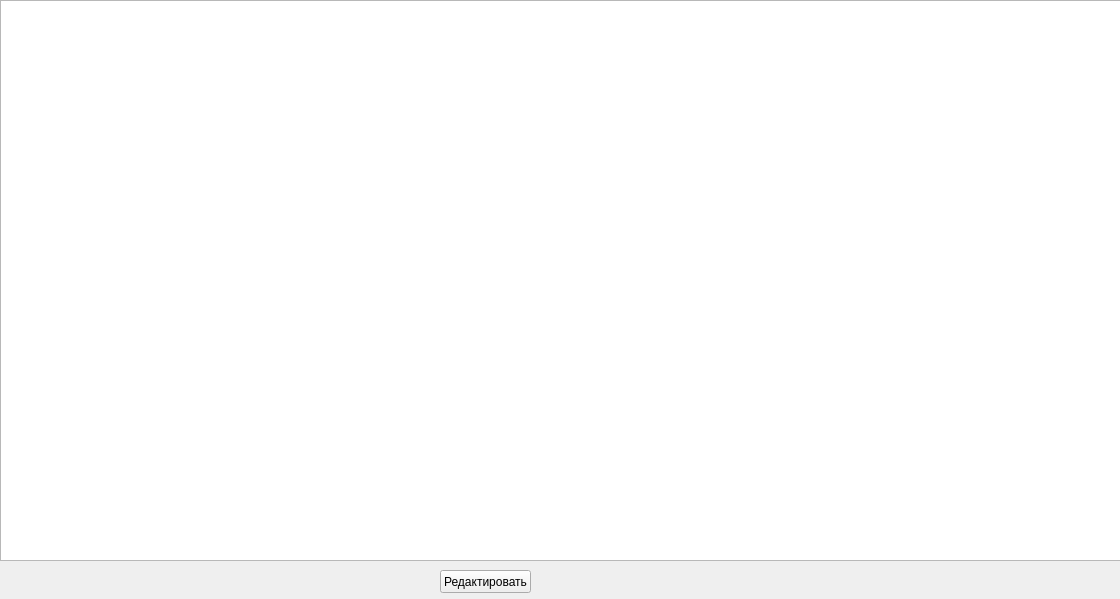
Above: UI.ui from OhMyGodness123/yandex before the change. Below: the same form after it.
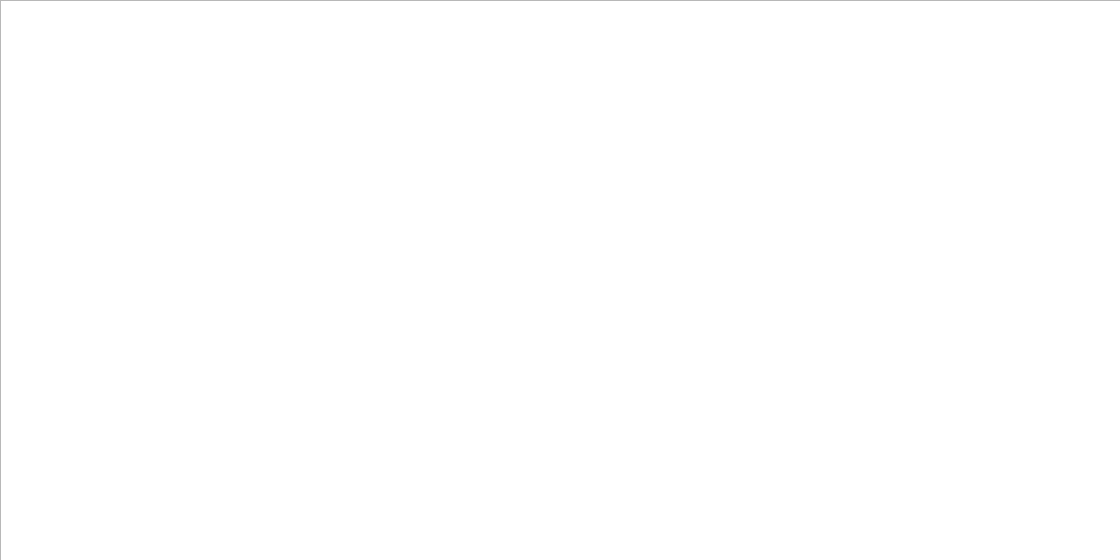
That is the form after the change.

Patch:
```diff
--- a/UI.ui
+++ b/UI.ui
@@ -7,7 +7,7 @@
     <x>0</x>
     <y>0</y>
     <width>1120</width>
-    <height>599</height>
+    <height>560</height>
    </rect>
   </property>
   <property name="windowTitle">
@@ -23,19 +23,6 @@
     </rect>
    </property>
   </widget>
-  <widget class="QPushButton" name="red">
-   <property name="geometry">
-    <rect>
-     <x>440</x>
-     <y>570</y>
-     <width>91</width>
-     <height>23</height>
-    </rect>
-   </property>
-   <property name="text">
-    <string>Редактировать</string>
-   </property>
-  </widget>
  </widget>
  <resources/>
  <connections/>
```
